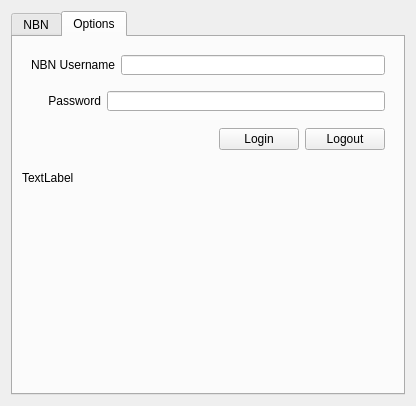
Qt form TomBio/ui_nbn.ui (FieldStudiesCouncil/QGIS-Biological-Recording-Tools) before a commit.
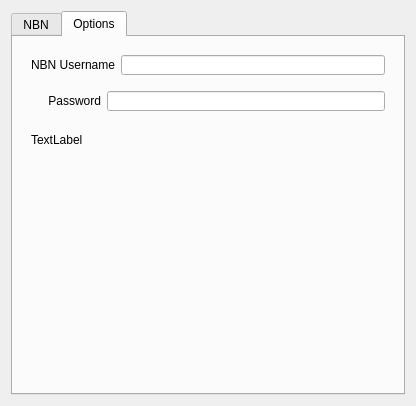
The same form after that commit. The open tabs and pages were chosen to show the change. Icons and pictures are not drawn.

```diff
--- a/TomBio/ui_nbn.ui
+++ b/TomBio/ui_nbn.ui
@@ -590,54 +590,24 @@
          </property>
          <layout class="QHBoxLayout" name="horizontalLayout_5">
           <item>
-           <spacer name="horizontalSpacer">
-            <property name="orientation">
-             <enum>Qt::Horizontal</enum>
-            </property>
-            <property name="sizeHint" stdset="0">
+           <widget class="QLabel" name="lblLoginStatus">
+            <property name="minimumSize">
              <size>
-              <width>191</width>
-              <height>20</height>
+              <width>0</width>
+              <height>21</height>
              </size>
             </property>
-           </spacer>
-          </item>
-          <item>
-           <widget class="QPushButton" name="pbLogin">
-            <property name="enabled">
-             <bool>true</bool>
-            </property>
             <property name="text">
-             <string>Login</string>
+             <string>TextLabel</string>
             </property>
-           </widget>
-          </item>
-          <item>
-           <widget class="QPushButton" name="pbLogout">
-            <property name="enabled">
+            <property name="wordWrap">
              <bool>true</bool>
             </property>
-            <property name="text">
-             <string>Logout</string>
-            </property>
            </widget>
           </item>
          </layout>
         </widget>
        </item>
-       <item>
-        <widget class="QLabel" name="lblLoginStatus">
-         <property name="minimumSize">
-          <size>
-           <width>0</width>
-           <height>21</height>
-          </size>
-         </property>
-         <property name="text">
-          <string>TextLabel</string>
-         </property>
-        </widget>
-       </item>
        <item>
         <spacer name="verticalSpacer">
          <property name="orientation">
```
